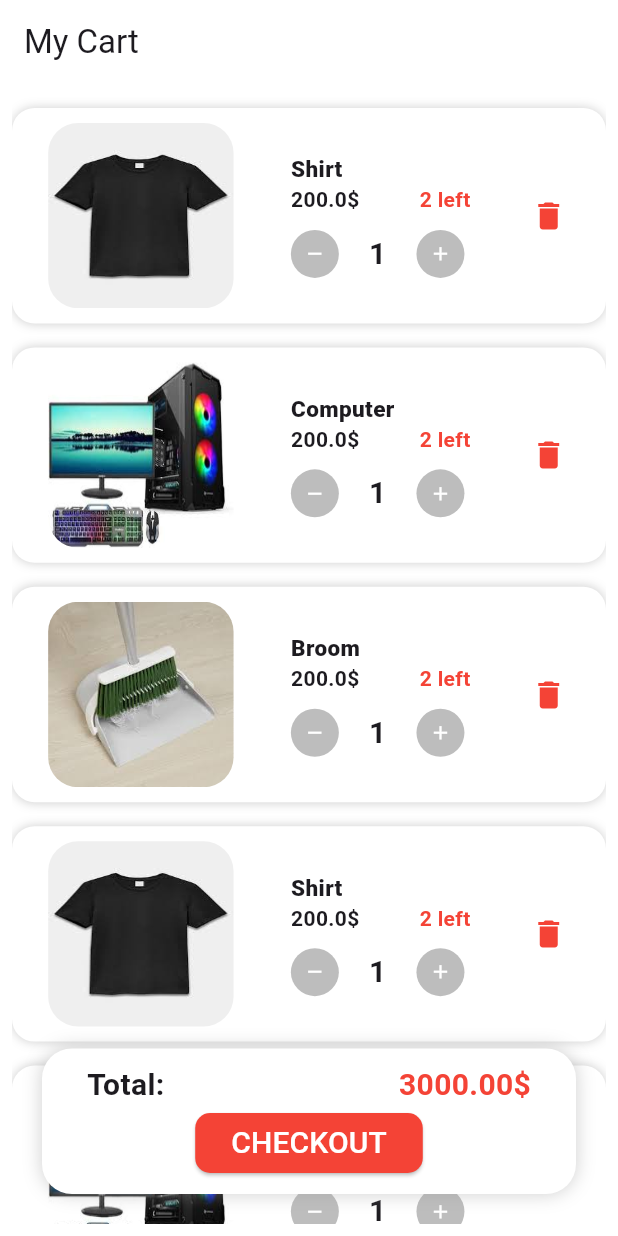
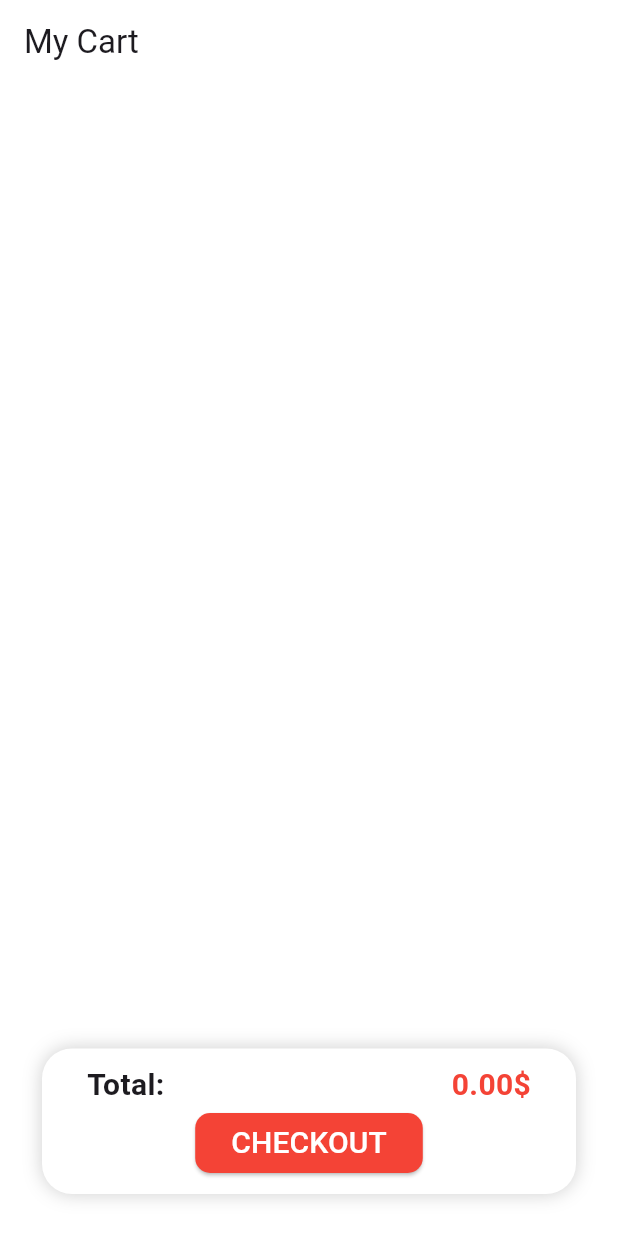
Before and after one commit to Bosinamahmoud/E-Commerce, a Flutter app: the Cart screen opened directly, on a phone screen of 412 x 824 dp. Run offline on Flutter 3.47's test engine with Material 3 defaults, Android fonts, the phone set to English and light mode, and no system bars; our stand-ins replace dio, email_validator.

Commit message:
dynamic cart

```diff
--- a/lib/screens/Cart.dart
+++ b/lib/screens/Cart.dart
@@ -8,9 +8,14 @@ import '../classes/Item.dart';
 import 'itemDescription.dart';
 
 class Cart extends StatelessWidget {
+  static double total=0;
   Cart({super.key});
-
-  List<Item> items = [
+ static List<Item> list_items=[];
+  addItem(Item item){
+    list_items.add(item);
+    total += item.price;
+  }
+ /* List<Item> items = [
     Item(
         title: 'Shirt',
         description: 'description',
@@ -83,7 +88,7 @@ class Cart extends StatelessWidget {
         star: 1,
         path: 'assets/broom1.jpg',
         category: Category(type: "Home Appliances", color: Colors.deepPurple)),
-  ];
+  ];*/
 
   @override
   Widget build(BuildContext context) {
@@ -95,12 +100,13 @@ class Cart extends StatelessWidget {
             padding: const EdgeInsets.all(8.0),
             child: Stack(children: [
               ListView.builder(
-                itemCount: items.length,
+                itemCount: list_items.length,
                 itemBuilder: (context, index) {
-                  Item item = items[index];
+                  Item item = list_items[index];
                   return CartItems(item: item);
                 },
               ),
+
               Positioned(
                 bottom: 0,
                 left: 0,
@@ -133,7 +139,7 @@ class Cart extends StatelessWidget {
                                         fontSize: 20,
                                         fontWeight: FontWeight.w600),
                                   ),
-                                  Text("3000.00\$",
+                                  Text("${total.toStringAsFixed(2)}\$",
                                       style: TextStyle(
                                           fontSize: 20,
                                           fontWeight: FontWeight.w700,
@@ -164,6 +170,7 @@ class Cart extends StatelessWidget {
                       ),
                     )),
               ),
+
             ])));
   }
 }
@@ -208,7 +215,8 @@ class _CartItemsState extends State<CartItems> {
             child: Row(
               mainAxisAlignment: MainAxisAlignment.spaceAround,
               children: [
-                Padding(
+                Image.network( item.path,width: w/4,height: w/4,),
+            /*    Padding(
                   padding: const EdgeInsets.all(10.0),
                   child: ClipRRect(
                     borderRadius: BorderRadius.circular(20),
@@ -219,14 +227,17 @@ class _CartItemsState extends State<CartItems> {
                       fit: BoxFit.fill,
                     ),
                   ),
-                ),
-                Column(
+                ),*/
+                Container(
+
+                  width: 2*w/4,
+                  child: Column(
                     crossAxisAlignment: CrossAxisAlignment.start,
                     children: [
                       Text(
                         item.title,
                         style:
-                          TextStyle(fontWeight: FontWeight.w800, fontSize: 15),
+                            TextStyle(fontWeight: FontWeight.w800, fontSize: 15,),softWrap: true,
                       ),
                       Row(
                         children: [
@@ -274,17 +285,29 @@ class _CartItemsState extends State<CartItems> {
                               ),
                             ),
                           ),
-                      ],
-                    )
-                  ],
-                ),
                           IconButton(
+
                               onPressed: () {},
                               icon: Icon(
                                 Icons.delete,
                                 color: Theme.of(context).primaryColor,
                               )),
                         ],
+                      )
+                    ],
+                  ),
+                ),
+               /* Container(
+                  width: w/4,
+                  child: IconButton(
+
+                      onPressed: () {},
+                      icon: Icon(
+                        Icons.delete,
+                        color: Theme.of(context).primaryColor,
+                      )),
+                ),*/
+              ],
             )),
       ),
     );
--- a/lib/screens/Home.dart
+++ b/lib/screens/Home.dart
@@ -137,131 +137,6 @@ class _HomeState extends State<Home> {
   }
 }
 
-/*
-class ItemsGrid extends StatefulWidget {
-  final Item item;
-
-  const ItemsGrid({super.key, required this.item});
-
-  @override
-  State<ItemsGrid> createState() => _ItemsGridState();
-}
-
-class _ItemsGridState extends State<ItemsGrid> {
-  Color? c = Colors.red;
-  bool isCartPressed = false;
-
-  @override
-  Widget build(BuildContext context) {
-    final Item item = widget.item;
-    double h = MediaQuery.of(context).size.height;
-
-    return GestureDetector(
-      child: Container(
-        decoration: BoxDecoration(
-          borderRadius: BorderRadius.circular(20.0),
-          color: Theme.of(context).scaffoldBackgroundColor,
-          boxShadow: [
-            BoxShadow(
-              color: Colors.grey.withOpacity(0.5),
-              blurRadius: 5,
-            )
-          ],
-        ),
-        child: Column(
-          children: [
-            Stack(
-              children: [
-                ClipRRect(
-                  borderRadius: BorderRadius.only(
-                    topRight: Radius.circular(20),
-                    topLeft: Radius.circular(20),
-                    bottomLeft: Radius.circular(8),
-                    bottomRight: Radius.circular(8),
-                  ),
-                  child: Image.network(
-                    "${item.path}",
-                    width: 200,
-                    height: h * 0.23,
-                    fit: BoxFit.fill,
-                  ),
-                ),
-                Padding(
-                  padding: EdgeInsets.only(left: 122, top: 155),
-                  child: CircleAvatar(
-                    backgroundColor: Theme.of(context).primaryColor,
-                    child: IconButton(
-                      onPressed: () {
-                        setState(() {
-                          isCartPressed = !isCartPressed;
-                        });
-                      },
-                      icon: Icon(
-                        isCartPressed
-                            ? Icons.shopping_cart
-                            : Icons.shopping_cart_outlined,
-                        color: Colors.white,
-                      ),
-                    ),
-                  ),
-                )
-              ],
-            ),
-            Padding(
-              padding: const EdgeInsets.symmetric(horizontal: 8.0),
-              child: Column(
-                crossAxisAlignment: CrossAxisAlignment.start,
-                children: [
-                  Row(
-                    children: List.generate(5, (index) {
-                      return Icon(
-                        (index < item.star) ? Icons.star : Icons.star_border,
-                        color: Colors.yellow[600],
-                        size: 18,
-                      );
-                    }),
-                  ),
-                  Text(
-                    item.title,
-                    style: TextStyle(fontWeight: FontWeight.bold, fontSize: 20),
-                  ),
-                  Text(
-                    item.category.type,
-                    style: TextStyle(color: Colors.grey[400]),
-                  ),
-                  SizedBox(height: 3),
-                  Padding(
-                    padding: const EdgeInsets.symmetric(horizontal: 8.0),
-                    child: Row(
-                      mainAxisAlignment: MainAxisAlignment.spaceBetween,
-                      children: [
-                        Text("${item.price}\$",
-                            style: TextStyle(fontWeight: FontWeight.bold)),
-                        Text(
-                          "${item.quantity}",
-                          style: TextStyle(
-                              fontWeight: FontWeight.bold,
-                              color: Theme.of(context).primaryColor),
-                        )
-                      ],
-                    ),
-                  )
-                ],
-              ),
-            ),
-          ],
-        ),
-      ),
-      onTap: () {
-        Navigator.of(context).push(MaterialPageRoute(
-            builder: (context) => ProductDetailPage(
-                  item: item,
-                )));
-      },
-    );
-  }
-}
-*/
 class ItemsGrid extends StatelessWidget {
   final Item item;
 
--- a/lib/screens/itemDescription.dart
+++ b/lib/screens/itemDescription.dart
@@ -1,6 +1,7 @@
 import 'package:ecommerce/customs/appBar.dart';
 import 'package:ecommerce/customs/bottomNavigator.dart';
 import 'package:ecommerce/customs/drawer.dart';
+import 'package:ecommerce/screens/Cart.dart';
 import 'package:flutter/material.dart';
 import '../classes/Item.dart';
 
@@ -14,7 +15,7 @@ class ProductDetailPage extends StatelessWidget {
     return Scaffold(
         appBar: AppBar(title: Text( item1.title)),
        // drawer: getDrawer(),
-      //  bottomNavigationBar: getBottomNavigator(context),
+       bottomNavigationBar: getBottomNavigator(context),
         body: Padding(
           padding: const EdgeInsets.all(16.0),
           child: Stack(
@@ -60,6 +61,8 @@ class ProductDetailPage extends StatelessWidget {
                   right: 16,
                   child: ElevatedButton(
                     onPressed: () {
+                      Cart c=Cart();
+                      c.addItem(item1);
                     },
                     style: ElevatedButton.styleFrom(
                       backgroundColor: Colors.red,
```
Lines whose indentation alone changed are shown as unchanged.
